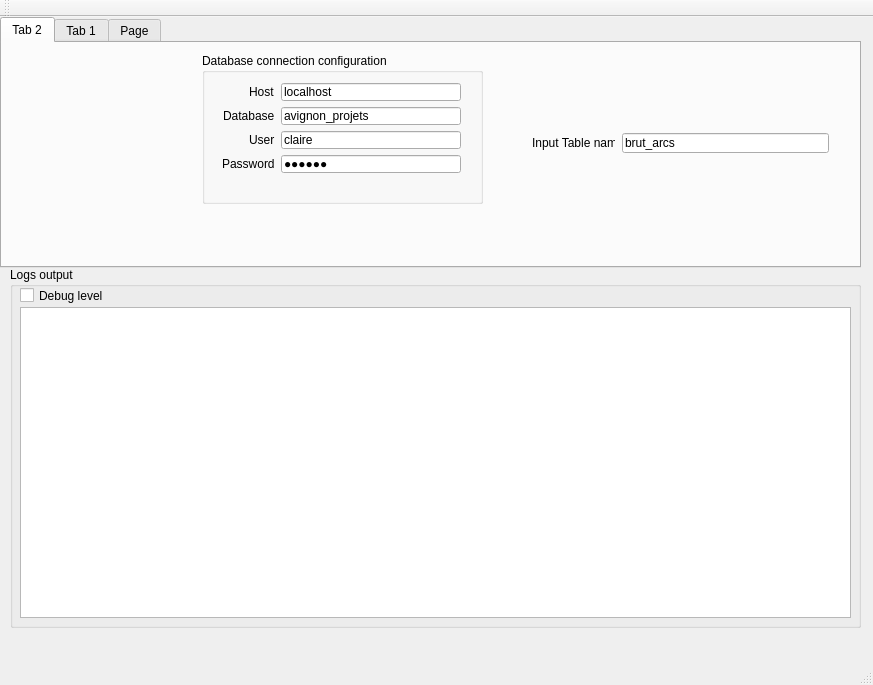
Old version of the form src/mainwindow.ui in the repository clag/morpheo.
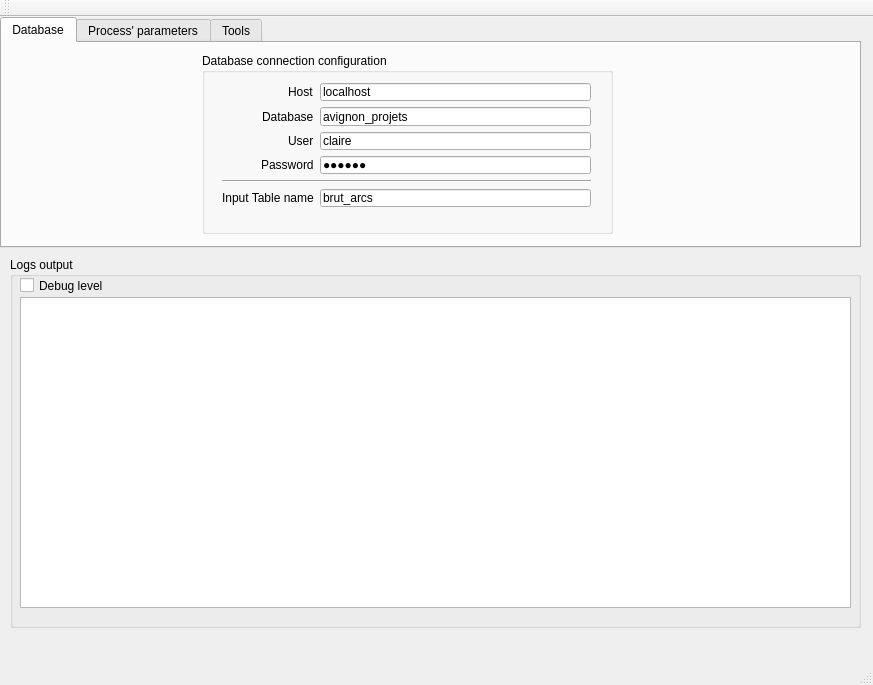
New version of the form.

The edit to the form file:
```diff
--- a/src/mainwindow.ui
+++ b/src/mainwindow.ui
@@ -20,23 +20,23 @@
       <x>0</x>
       <y>0</y>
       <width>861</width>
-      <height>251</height>
+      <height>231</height>
      </rect>
     </property>
     <property name="currentIndex">
      <number>0</number>
     </property>
-    <widget class="QWidget" name="databseTab">
+    <widget class="QWidget" name="databaseTab">
      <attribute name="title">
-      <string>Tab 2</string>
+      <string>Database</string>
      </attribute>
      <widget class="QGroupBox" name="databaseBox">
       <property name="geometry">
        <rect>
         <x>200</x>
         <y>10</y>
-        <width>281</width>
-        <height>151</height>
+        <width>411</width>
+        <height>181</height>
        </rect>
       </property>
       <property name="title">
@@ -47,8 +47,8 @@
         <rect>
          <x>9</x>
          <y>19</y>
-         <width>261</width>
-         <height>121</height>
+         <width>391</width>
+         <height>156</height>
         </rect>
        </property>
        <layout class="QFormLayout" name="databaseFormLayout">
@@ -129,49 +129,44 @@
           </property>
          </widget>
         </item>
-        <item row="4" column="0">
+        <item row="6" column="0">
          <widget class="Line" name="line">
           <property name="orientation">
            <enum>Qt::Horizontal</enum>
           </property>
          </widget>
         </item>
+        <item row="5" column="1">
+         <widget class="QLineEdit" name="arcstablenameLineEdit">
+          <property name="inputMask">
+           <string/>
+          </property>
+          <property name="text">
+           <string>brut_arcs</string>
+          </property>
+         </widget>
+        </item>
+        <item row="5" column="0">
+         <widget class="QLabel" name="arcstablenameLabel">
+          <property name="text">
+           <string>Input Table name</string>
+          </property>
+         </widget>
+        </item>
+        <item row="4" column="0" colspan="2">
+         <widget class="Line" name="line_2">
+          <property name="orientation">
+           <enum>Qt::Horizontal</enum>
+          </property>
+         </widget>
+        </item>
        </layout>
       </widget>
      </widget>
-     <widget class="QLabel" name="arcstablenameLabel">
-      <property name="geometry">
-       <rect>
-        <x>530</x>
-        <y>90</y>
-        <width>83</width>
-        <height>20</height>
-       </rect>
-      </property>
-      <property name="text">
-       <string>Input Table name</string>
-      </property>
-     </widget>
-     <widget class="QLineEdit" name="arcstablenameLineEdit">
-      <property name="geometry">
-       <rect>
-        <x>620</x>
-        <y>90</y>
-        <width>207</width>
-        <height>20</height>
-       </rect>
-      </property>
-      <property name="inputMask">
-       <string/>
-      </property>
-      <property name="text">
-       <string>brut_arcs</string>
-      </property>
-     </widget>
     </widget>
     <widget class="QWidget" name="mainTab">
      <attribute name="title">
-      <string>Tab 1</string>
+      <string>Process' parameters</string>
      </attribute>
      <widget class="QPushButton" name="calculatePushButton">
       <property name="geometry">
@@ -224,9 +219,6 @@
         <item row="0" column="1">
          <widget class="QComboBox" name="methodComboBox"/>
         </item>
-        <item row="1" column="1">
-         <widget class="QSpinBox" name="BufferSpinBox"/>
-        </item>
         <item row="2" column="0">
          <widget class="QLabel" name="thresholdLabel">
           <property name="text">
@@ -248,6 +240,13 @@
           </property>
          </widget>
         </item>
+        <item row="1" column="1">
+         <widget class="QDoubleSpinBox" name="BufferDoubleSpinBox">
+          <property name="value">
+           <double>1.000000000000000</double>
+          </property>
+         </widget>
+        </item>
        </layout>
       </widget>
      </widget>
@@ -386,7 +385,7 @@
     </widget>
     <widget class="QWidget" name="classificationTab">
      <attribute name="title">
-      <string>Page</string>
+      <string>Tools</string>
      </attribute>
      <widget class="QGroupBox" name="actionGroupBox">
       <property name="geometry">
@@ -602,9 +601,9 @@
     <property name="geometry">
      <rect>
       <x>10</x>
-      <y>250</y>
+      <y>240</y>
       <width>851</width>
-      <height>361</height>
+      <height>371</height>
      </rect>
     </property>
     <property name="title">
```
